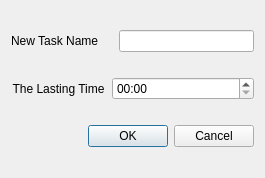
Qt form AddTask.ui (yeteye/Software_Engineering_ClassWork) before a commit.
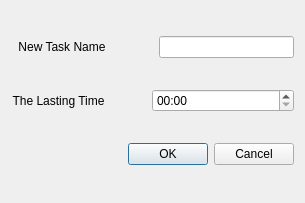
The same form after that commit. Icons and pictures are not drawn.

```diff
--- a/AddTask.ui
+++ b/AddTask.ui
@@ -6,8 +6,8 @@
    <rect>
     <x>0</x>
     <y>0</y>
-    <width>265</width>
-    <height>178</height>
+    <width>305</width>
+    <height>203</height>
    </rect>
   </property>
   <property name="sizePolicy">
@@ -31,21 +31,43 @@
   </property>
   <layout class="QVBoxLayout" name="verticalLayout_2">
    <item>
-    <layout class="QHBoxLayout" name="horizontalLayout_2" stretch="3,4">
+    <layout class="QHBoxLayout" name="horizontalLayout_2" stretch="3,0,4">
      <item>
       <widget class="QLabel" name="label">
+       <property name="layoutDirection">
+        <enum>Qt::LayoutDirection::RightToLeft</enum>
+       </property>
        <property name="text">
         <string>New Task Name</string>
        </property>
+       <property name="scaledContents">
+        <bool>true</bool>
+       </property>
+       <property name="alignment">
+        <set>Qt::AlignmentFlag::AlignCenter</set>
+       </property>
       </widget>
      </item>
+     <item>
+      <spacer name="horizontalSpacer">
+       <property name="orientation">
+        <enum>Qt::Orientation::Horizontal</enum>
+       </property>
+       <property name="sizeHint" stdset="0">
+        <size>
+         <width>40</width>
+         <height>20</height>
+        </size>
+       </property>
+      </spacer>
+     </item>
      <item>
       <widget class="QLineEdit" name="lineEdit"/>
      </item>
     </layout>
    </item>
    <item>
-    <layout class="QHBoxLayout" name="horizontalLayout" stretch="2,3">
+    <layout class="QHBoxLayout" name="horizontalLayout" stretch="2,0,3">
      <item>
       <widget class="QLabel" name="label_2">
        <property name="layoutDirection">
@@ -62,6 +84,19 @@
        </property>
       </widget>
      </item>
+     <item>
+      <spacer name="horizontalSpacer_2">
+       <property name="orientation">
+        <enum>Qt::Orientation::Horizontal</enum>
+       </property>
+       <property name="sizeHint" stdset="0">
+        <size>
+         <width>40</width>
+         <height>20</height>
+        </size>
+       </property>
+      </spacer>
+     </item>
      <item>
       <widget class="QTimeEdit" name="timeEdit">
        <property name="displayFormat">
```
